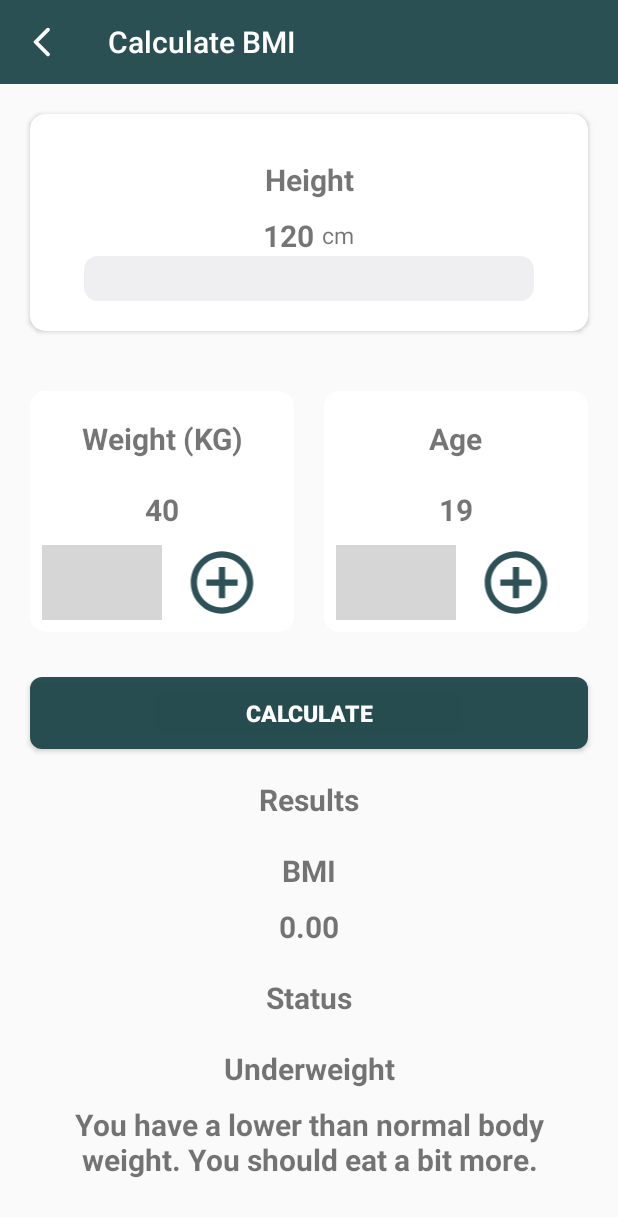
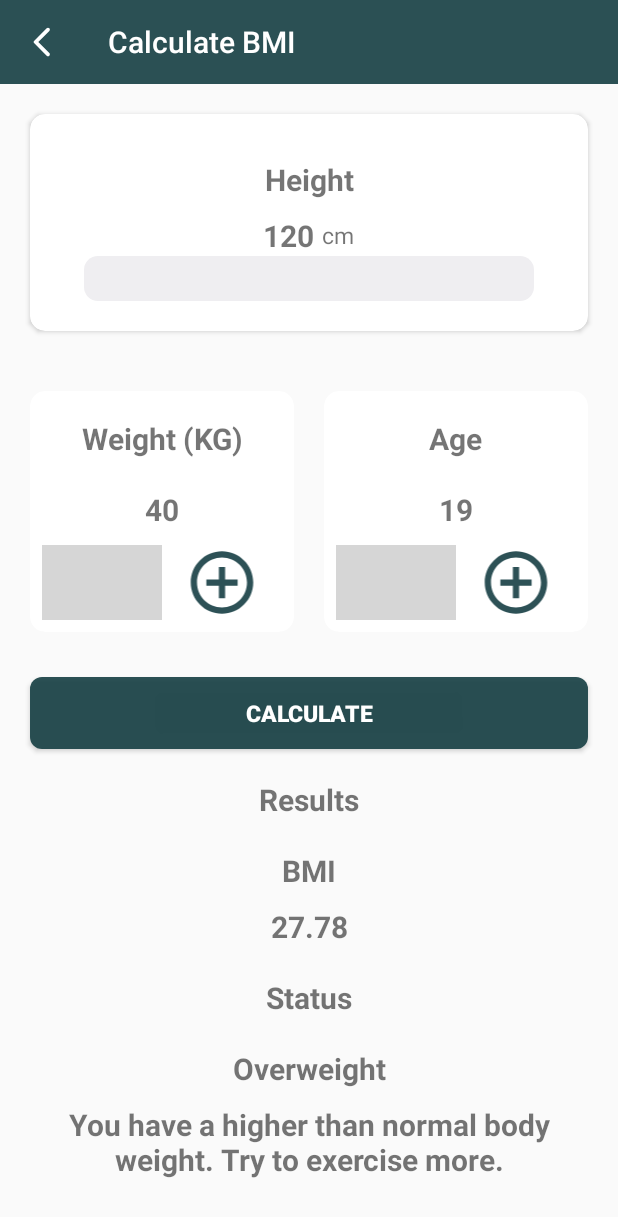
Before and after one commit to Haris-Rahat-Dev/PoseDetectionKt, an Android app: the BmiActivity screen opened directly, with no data from a screen before it, after a tap on "CALCULATE", on a phone screen of 412 x 824 dp. Shown: the top 1217 px of the screen. Run offline under Robolectric (Android 15) with nearby library versions, the light colour scheme and no system bars; 1 other tap on this screen came first; grey boxes are pictures that could not be loaded.

Commit message:
Update BmiActivity.kt

```diff
--- a/app/src/main/java/com/example/posedetectionkt/ui/activities/BmiActivity.kt
+++ b/app/src/main/java/com/example/posedetectionkt/ui/activities/BmiActivity.kt
@@ -10,7 +10,6 @@ import androidx.appcompat.app.AppCompatActivity
 import com.example.posedetectionkt.R
 import com.example.posedetectionkt.databinding.ActivityBmiBinding
 import com.example.posedetectionkt.utils.WindowManager
-import kotlin.math.pow
 
 class BmiActivity : AppCompatActivity() {
 
@@ -48,7 +47,6 @@ class BmiActivity : AppCompatActivity() {
             false
         )
 
-
         heightValue = findViewById(R.id.heightValue)
         heightIncrement = findViewById(R.id.heightIncrement)
 
@@ -72,7 +70,8 @@ class BmiActivity : AppCompatActivity() {
 
         heightIncrement.setOnSeekBarChangeListener(object : SeekBar.OnSeekBarChangeListener {
             override fun onProgressChanged(seekBar: SeekBar?, progress: Int, fromUser: Boolean) {
-                heightValue.text = progress.toString()
+                height = progress
+                heightValue.text = height.toString()
             }
 
             override fun onStartTrackingTouch(seekBar: SeekBar?) {
@@ -82,7 +81,6 @@ class BmiActivity : AppCompatActivity() {
             override fun onStopTrackingTouch(seekBar: SeekBar?) {
                 // do nothing
             }
-
         })
 
         weightIncrement.setOnClickListener {
@@ -122,26 +120,26 @@ class BmiActivity : AppCompatActivity() {
     }
 
     private fun calculateBMI(height: Int, weight: Int): Double {
-        return (weight / (height * height)).toDouble()
+        val heightInMeters = height / 100.0
+        return weight / (heightInMeters * heightInMeters)
     }
 
     @SuppressLint("SetTextI18n")
     private fun displayBMI(bmi: Double) {
         // display the BMI and the result/interpretation
         // round the BMI to 2 decimal places
-        bmiText.text = String.format("%.2f", bmi)
-        when (bmi) {
-            in 0.0..18.4 -> {
+        val roundedBMI = String.format("%.2f", bmi)
+        bmiText.text = roundedBMI
+        when {
+            bmi < 18.5 -> {
                 resultText.text = "Underweight"
                 interpretationText.text =
                     "You have a lower than normal body weight. You should eat a bit more."
-                return
             }
 
-            in 18.5..24.9 -> {
+            bmi < 25 -> {
                 resultText.text = "Normal"
                 interpretationText.text = "You have a normal body weight. Good job!"
-                return
             }
 
             else -> {
@@ -151,5 +149,4 @@ class BmiActivity : AppCompatActivity() {
             }
         }
     }
-
 }
```
